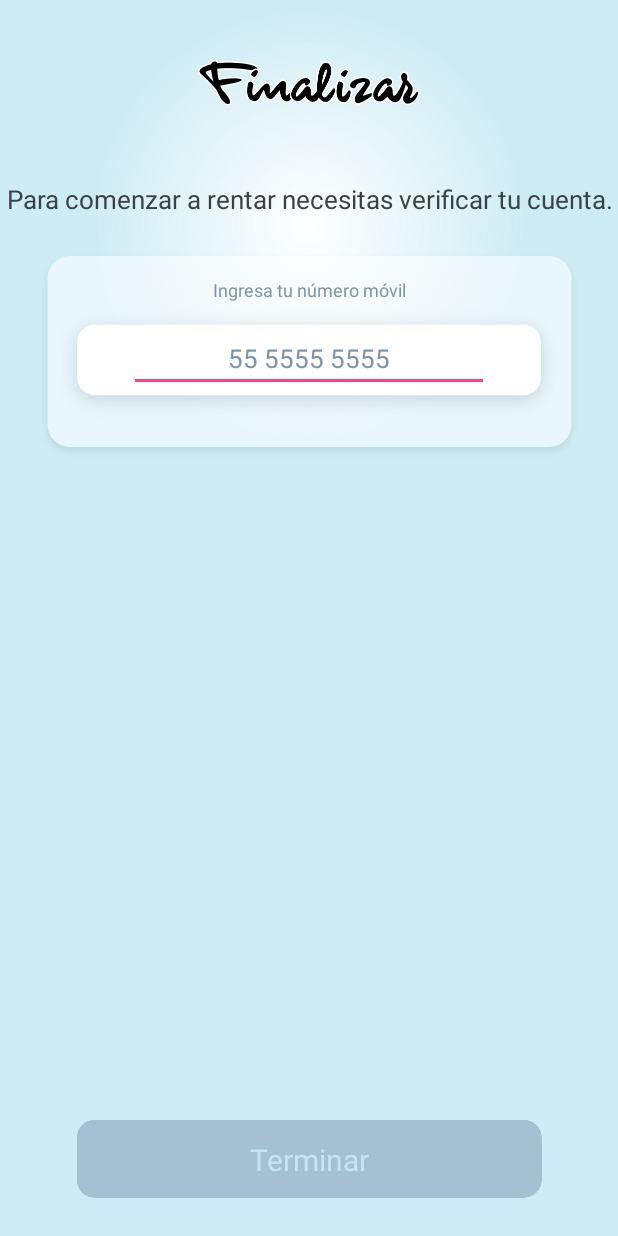
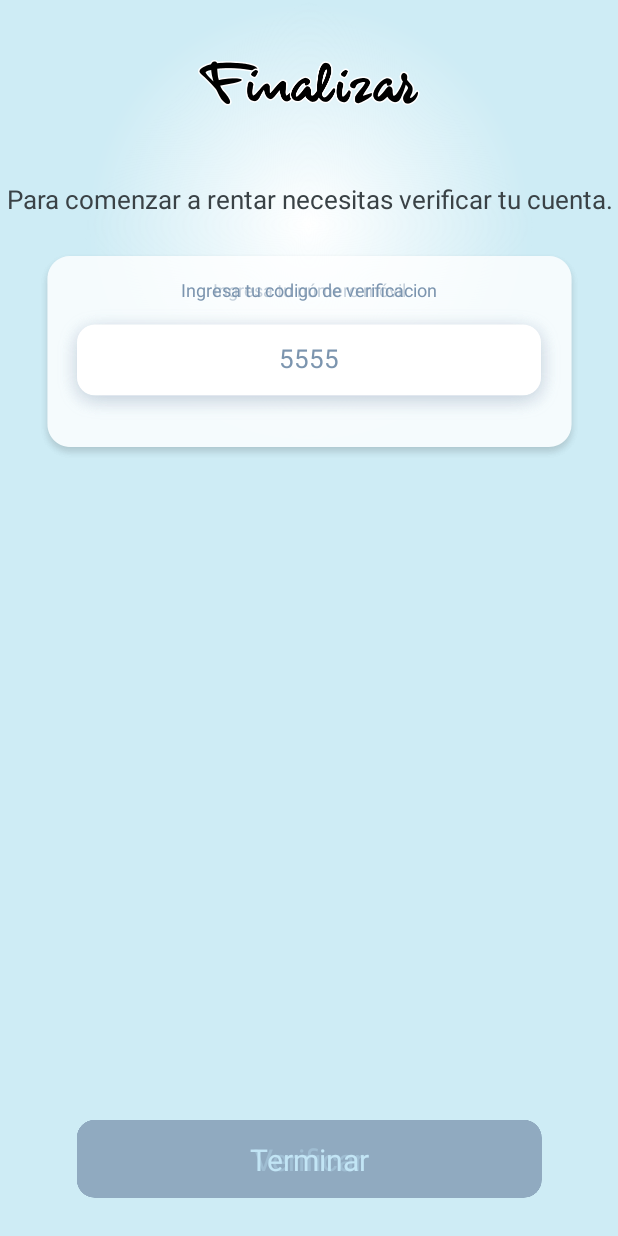
Before and after one commit to glijito/Urdress_v12, an Android app: the layout fragment_registro_05.xml on its own in the app's theme, with its tools: preview values and no code run, on a phone screen of 412 x 824 dp. Run offline under Robolectric (Android 15) with nearby library versions, the phone set to English and light mode, and no system bars.

Commit message:
Verificacion con mensaje ya bien

```diff
--- a/app/src/main/res/layout/fragment_registro_05.xml
+++ b/app/src/main/res/layout/fragment_registro_05.xml
@@ -84,6 +84,73 @@
             app:layout_constraintStart_toStartOf="parent"
             app:layout_constraintTop_toTopOf="@+id/imgCelular" />
 
+        <ImageView
+            android:id="@+id/rectangle_108_"
+            android:layout_width="wrap_content"
+            android:layout_height="wrap_content"
+            android:layout_marginTop="20dp"
+            android:src="@mipmap/rectangle_108"
+            app:layout_constraintEnd_toEndOf="parent"
+            app:layout_constraintStart_toStartOf="parent"
+            app:layout_constraintTop_toBottomOf="@+id/txtComenzar" />
+        <TextView
+            android:id="@+id/txtMovil_"
+            android:layout_width="wrap_content"
+            android:layout_height="wrap_content"
+            android:layout_marginTop="20dp"
+            android:text="Ingresa tu codigo de verificacion"
+            android:textColor="#7C95AF"
+            android:textSize="12dp"
+            app:layout_constraintEnd_toEndOf="parent"
+            app:layout_constraintStart_toStartOf="parent"
+            app:layout_constraintTop_toTopOf="@+id/rectangle_108_" />
+        <ImageView
+            android:id="@+id/imgCelular_"
+            android:layout_width="wrap_content"
+            android:layout_height="wrap_content"
+            android:src="@mipmap/rectangle_57"
+            app:layout_constraintEnd_toEndOf="parent"
+            app:layout_constraintStart_toStartOf="parent"
+            app:layout_constraintTop_toBottomOf="@+id/txtMovil_"/>
+        <EditText
+            android:id="@+id/Codigover"
+            android:layout_width="wrap_content"
+            android:layout_height="wrap_content"
+            android:layout_marginBottom="8dp"
+            android:hint="5555"
+            android:gravity="center"
+            android:textSize="17dp"
+            android:textColorHint="#7C95AF"
+            android:textColor="#3A4246"
+            android:ems="12"
+            android:inputType="phone"
+            app:layout_constraintBottom_toBottomOf="@+id/imgCelular_"
+            app:layout_constraintEnd_toEndOf="parent"
+            app:layout_constraintStart_toStartOf="parent"
+            app:layout_constraintTop_toTopOf="@+id/imgCelular_" />
+
+        <ImageButton
+            android:id="@+id/Codigo"
+            android:layout_width="wrap_content"
+            android:layout_height="wrap_content"
+            android:layout_marginBottom="25dp"
+            android:background="@android:color/transparent"
+            android:src="@mipmap/rectangle_61"
+            app:layout_constraintBottom_toBottomOf="parent"
+            app:layout_constraintEnd_toEndOf="parent"
+            app:layout_constraintStart_toStartOf="parent" />
+        <TextView
+            android:id="@+id/Verificar"
+            android:layout_width="wrap_content"
+            android:layout_height="wrap_content"
+            android:text="Verificar"
+            android:textSize="20dp"
+            android:textColor="#C2E5F5"
+            app:layout_constraintBottom_toBottomOf="@+id/Codigo"
+            app:layout_constraintEnd_toEndOf="@+id/Codigo"
+            app:layout_constraintStart_toStartOf="@+id/Codigo"
+            app:layout_constraintTop_toTopOf="@+id/Codigo" />
+
         <ImageButton
             android:id="@+id/ibFinalizar"
             android:layout_width="wrap_content"
```
Also changed, not shown: app/src/main/java/com/example/xdd/urdress_v1/ApiDressWeb/vista/Activitys/AltaUsuario.java (+7 -6 lines), app/src/main/java/com/example/xdd/urdress_v1/ApiDressWeb/vista/Fragments/FragmentRegistro_05.java (+87 -7 lines).
